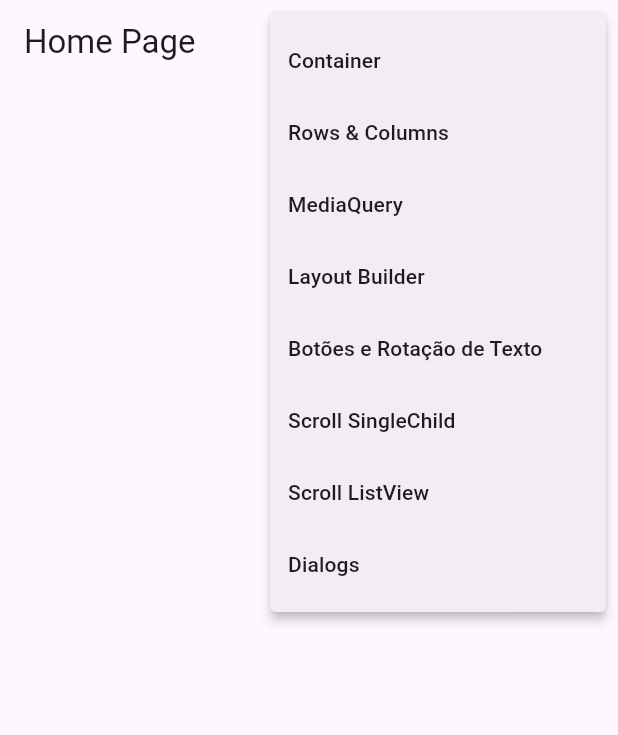
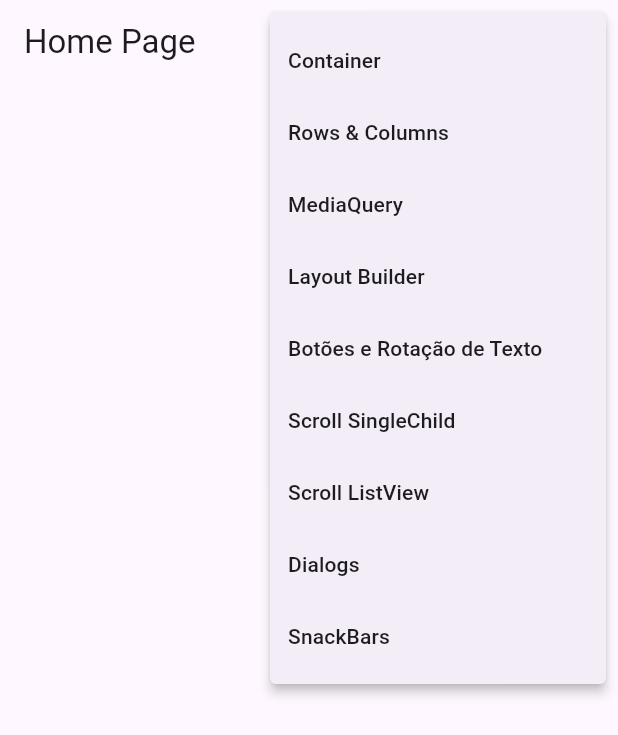
Before and after one commit to GMChristo/flutter_widgets_exemplos, a Flutter app: the screen it shows after launch, after a tap on the "more vert" icon, on a phone screen of 412 x 824 dp. Shown: the top 735 px of the screen. Run offline on Flutter 3.47's test engine with Material 3 defaults, Android fonts, the phone set to English and light mode, and no system bars; our stand-ins replace device_preview.

Commit message:
adicionado exemplo de snackbar

```diff
--- a/lib/main.dart
+++ b/lib/main.dart
@@ -9,6 +9,7 @@ import 'package:widgets_exemplo/pages/media_query/media_query_page.dart';
 import 'package:widgets_exemplo/pages/rows_columns/rows_column_page.dart';
 import 'package:widgets_exemplo/pages/scrolls/listview_page.dart';
 import 'package:widgets_exemplo/pages/scrolls/singlechildscrollciew_page.dart';
+import 'package:widgets_exemplo/pages/snackbar/snackbar_page.dart';
 
 void main() {
   runApp(
@@ -29,8 +30,10 @@ class MyApp extends StatelessWidget {
     return MaterialApp(
       title: 'Widgets Example',
       theme: ThemeData(
-        colorScheme: ColorScheme.fromSeed(seedColor: Colors.deepPurple),
-        useMaterial3: true,
+        primaryColor: Colors.amber,
+        primarySwatch: Colors.blue,
+        // colorScheme: ColorScheme.fromSeed(seedColor: Colors.deepPurple),
+        // useMaterial3: true,
       ),
       locale: DevicePreview.locale(context),
       builder: DevicePreview.appBuilder,
@@ -44,6 +47,7 @@ class MyApp extends StatelessWidget {
         '/scrolls/single_child': (_) => const SinglechildscrollciewPage(),
         '/scrolls/list_view': (_) => const ListviewPage(),
         '/dialogs': (_) => const DialogsPage(),
+        '/snackBars': (_) => const SnackbarPage(),
       },
     );
   }
--- a/lib/pages/home/home_page.dart
+++ b/lib/pages/home/home_page.dart
@@ -16,6 +16,8 @@ enum PopupMenuPages {
   scrolls_list_view,
   // ignore: constant_identifier_names
   dialogs,
+  // ignore: constant_identifier_names
+  snackBars,
 }
 
 class HomePage extends StatelessWidget {
@@ -54,6 +56,9 @@ class HomePage extends StatelessWidget {
                 case PopupMenuPages.dialogs:
                   Navigator.of(context).pushNamed('/dialogs');
                   break;
+                case PopupMenuPages.snackBars:
+                  Navigator.of(context).pushNamed('/snackBars');
+                  break;
               }
             },
             itemBuilder: (BuildContext context) {
@@ -90,6 +95,10 @@ class HomePage extends StatelessWidget {
                   value: PopupMenuPages.dialogs,
                   child: Text('Dialogs'),
                 ),
+                const PopupMenuItem<PopupMenuPages>(
+                  value: PopupMenuPages.snackBars,
+                  child: Text('SnackBars'),
+                ),
               ];
             },
           )
```
Also changed, not shown: lib/pages/snackbar/snackbar_page.dart (added, +46 -0 lines).
